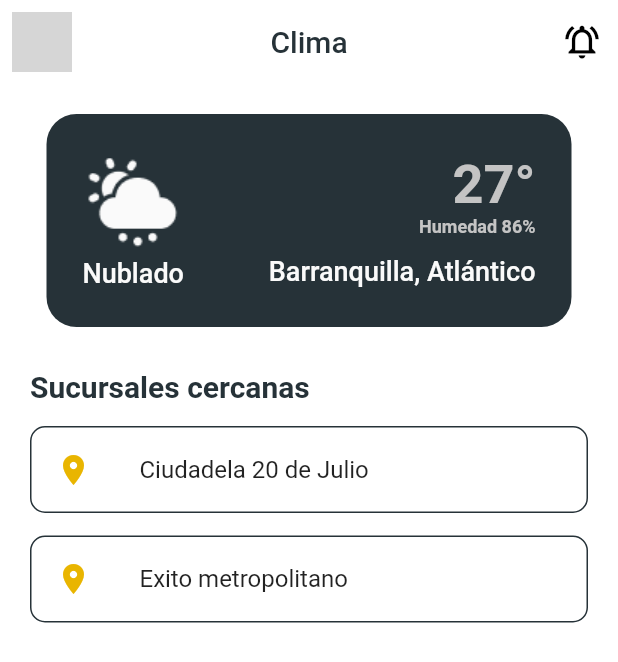
After one commit to EdGh1123/my_first_bank, a Flutter app: the WeatherScreen screen opened by its route, on a phone screen of 412 x 824 dp. The commit adds this screen. Shown: the top 662 px of the screen. Run offline on Flutter 3.47's test engine with Material 2 defaults, Android fonts, the phone set to English and light mode, and no system bars; our stand-ins replace flutter_svg, font_awesome_flutter; missing offline and left inert: qr_code_scanner, simple_fontellico_progress_dialog; network calls fail; Roboto replaces fonts that are missing (Poppins); grey boxes are pictures that could not be loaded.

Commit message:
Vista del clima

```diff
--- a/lib/main.dart
+++ b/lib/main.dart
@@ -1,6 +1,7 @@
 import 'package:flutter/material.dart';
 import 'package:my_first_bank/pages/login/login_page.dart';
 import 'package:my_first_bank/screens/base_scren.dart';
+import 'package:my_first_bank/screens/weather_screen.dart';
 
 import 'constants.dart';
 import 'pages/inapp/qr-page.dart';
@@ -24,9 +25,9 @@ class MyApp extends StatelessWidget {
         routes: {
           'WelcomeScreen': (BuildContext context) => WelcomeScreen(),
           'login': (BuildContext context) => LoginPage(),
-           'qr': (BuildContext context) => QRViewExample(),
-           'home1': (BuildContext context) => BaseScreen(),
-
+          'qr': (BuildContext context) => QRViewExample(),
+          'home1': (BuildContext context) => BaseScreen(),
+          'weather': (BuildContext context) => WeatherScreen(),
         },
        theme: ThemeData(
         scaffoldBackgroundColor: Colors.white,
--- a/lib/screens/base_scren.dart
+++ b/lib/screens/base_scren.dart
@@ -1,8 +1,7 @@
 import 'package:flutter/material.dart';
 import 'package:font_awesome_flutter/font_awesome_flutter.dart';
 import 'package:my_first_bank/constants/color_constants.dart';
-
-
+import 'package:my_first_bank/screens/weather_screen.dart';
 
 import 'card_screen.dart';
 import 'home_screen.dart';
@@ -20,7 +19,7 @@ class _BaseScreenState extends State<BaseScreen> {
   static const List<Widget> _widgetOptions = <Widget>[
     HomeScreen(),
     CardScreen(),
-    HomeScreen(),
+    WeatherScreen(),
     HomeScreen(),
   ];
   @override
--- a/lib/screens/home_screen.dart
+++ b/lib/screens/home_screen.dart
@@ -96,7 +96,8 @@ class HomeScreen extends StatelessWidget {
                 },
                 itemBuilder: (context, index) {
                   return TransactionCard(transaction: myTransactions[index]);
-                  })
+                }
+              )
             ],
           ),
         ),
--- /dev/null
+++ b/lib/screens/weather_screen.dart
@@ -0,0 +1,152 @@
+import 'package:flutter/material.dart';
+import 'package:my_first_bank/constants/color_constants.dart';
+
+class WeatherScreen extends StatefulWidget {
+  const WeatherScreen({Key? key}) : super(key: key);
+
+  @override
+  _WeatherScreenState createState() => _WeatherScreenState();
+}
+
+class _WeatherScreenState extends State<WeatherScreen> {
+  @override
+  Widget build(BuildContext context) {
+    return Scaffold(
+      appBar: AppBar(
+        centerTitle: true,
+        title: Text(
+          "Clima",
+          style: TextStyle(
+            fontFamily: "Poppins",
+            color: kPrimaryColor,
+          ),
+        ),
+        leading: Padding(
+          padding: const EdgeInsets.all(8.0),
+          child: CircleAvatar(
+            backgroundImage:
+                NetworkImage("https://placeimg.com/640/480/people"),
+          ),
+        ),
+        actions: [
+          IconButton(
+              icon: Icon(
+                Icons.notifications_active_outlined,
+                color: Colors.black,
+                size: 27,
+              ),
+              onPressed: () {})
+        ],
+      ),
+      body: Padding(
+        padding: const EdgeInsets.all(20.0),
+        child: Column(
+          crossAxisAlignment: CrossAxisAlignment.start,
+          children: [
+            Center(
+              child: Container(
+                padding: EdgeInsets.all(24),
+                height: 142,
+                width: 350,
+                decoration: BoxDecoration(
+                  color: kPrimaryColor,
+                  borderRadius: BorderRadius.circular(20),
+                ),
+                child: Row(
+                    crossAxisAlignment: CrossAxisAlignment.start,
+                    mainAxisAlignment: MainAxisAlignment.spaceBetween,
+                    children: [
+                      Column(
+                        crossAxisAlignment: CrossAxisAlignment.start,
+                        mainAxisAlignment: MainAxisAlignment.center,
+                        children: [
+                          Image.asset('assets/img/weather.png'),
+                          SizedBox(height: 2),
+                          Text(
+                            "Nublado",
+                            style: TextStyle(
+                                fontSize: 18,
+                                fontWeight: FontWeight.w500,
+                                color: Color.fromRGBO(250, 250, 250, 1)),
+                          ),
+                        ],
+                      ),
+                      Column(
+                        crossAxisAlignment: CrossAxisAlignment.end,
+                        mainAxisAlignment: MainAxisAlignment.center,
+                        children: [
+                          Text(
+                            "27°",
+                            style: TextStyle(
+                                fontSize: 36,
+                                fontWeight: FontWeight.w700,
+                                color: Color.fromRGBO(196, 196, 196, 1)),
+                          ),
+                          Text(
+                            "Humedad 86%",
+                            style: TextStyle(
+                                fontSize: 12,
+                                fontWeight: FontWeight.w700,
+                                color: Color.fromRGBO(196, 196, 196, 1)),
+                          ),
+                          SizedBox(height: 12),
+                          Text(
+                            "Barranquilla, Atlántico",
+                            style: TextStyle(
+                                fontSize: 18,
+                                fontWeight: FontWeight.w500,
+                                color: Color.fromRGBO(250, 250, 250, 1)),
+                          ),
+                        ],
+                      ),
+                    ]),
+              ),
+            ),
+            SizedBox(
+              height: 28,
+            ),
+            Text(
+              "Sucursales cercanas",
+              style: TextStyle(
+                  fontSize: 20,
+                  color: kPrimaryColor,
+                  fontWeight: FontWeight.w700),
+            ),
+            SizedBox(
+              height: 15,
+            ),
+            ListView(
+              shrinkWrap: true,
+              physics: NeverScrollableScrollPhysics(),
+              children: <Widget>[
+                ListTile(
+                  leading: Icon(
+                    Icons.location_on,
+                    color: kThirdColor,
+                  ),
+                  title: Text('Ciudadela 20 de Julio'),
+                  shape: RoundedRectangleBorder(
+                      side: BorderSide(color: kPrimaryColor, width: 1),
+                      borderRadius: BorderRadius.circular(10)),
+                ),
+                SizedBox(
+                  height: 15,
+                ),
+                ListTile(
+                  leading: Icon(
+                    Icons.location_on,
+                    color: kThirdColor,
+                  ),
+                  title: Text('Exito metropolitano'),
+                  shape: RoundedRectangleBorder(
+                      side: BorderSide(color: kPrimaryColor, width: 1),
+                      borderRadius: BorderRadius.circular(10)),
+                ),
+              ],
+            )
+          ],
+        ),
+      ),
+    );
+  }
+}
```
Also changed, not shown: assets/img/weather.jpg (added), assets/img/weather.png (added), 6 other files. Lines whose indentation alone changed are shown as unchanged.
